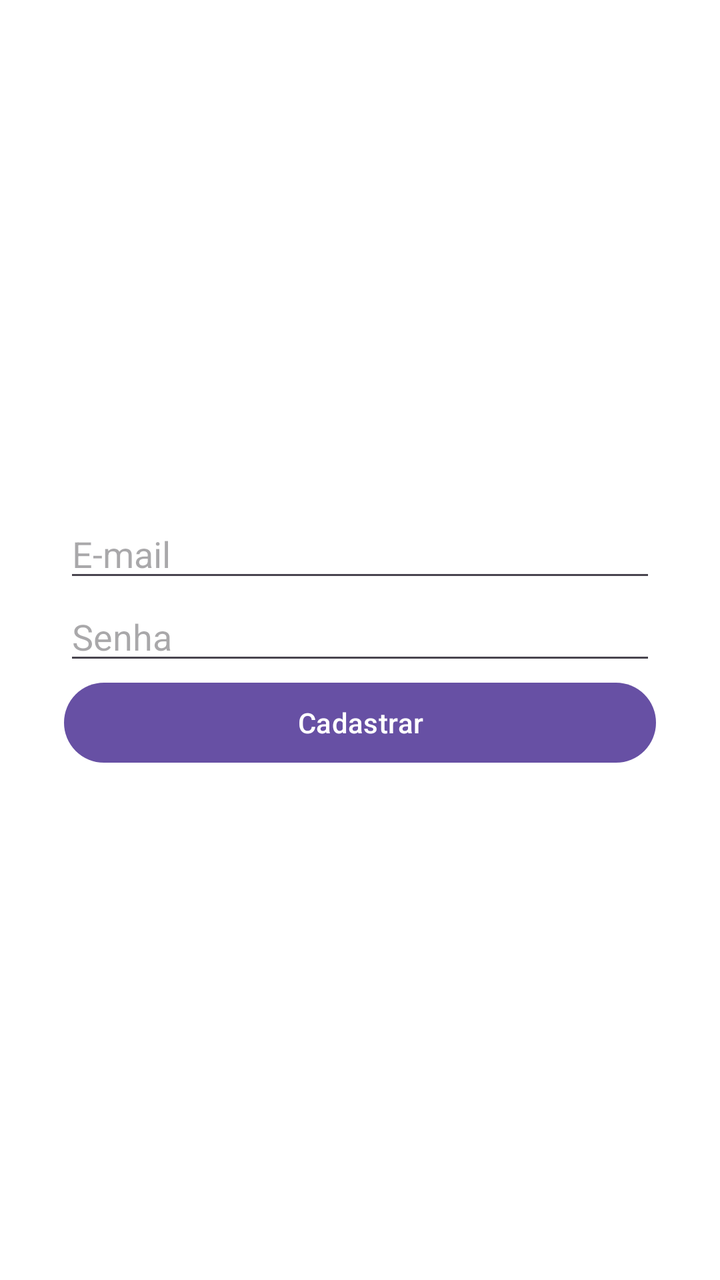
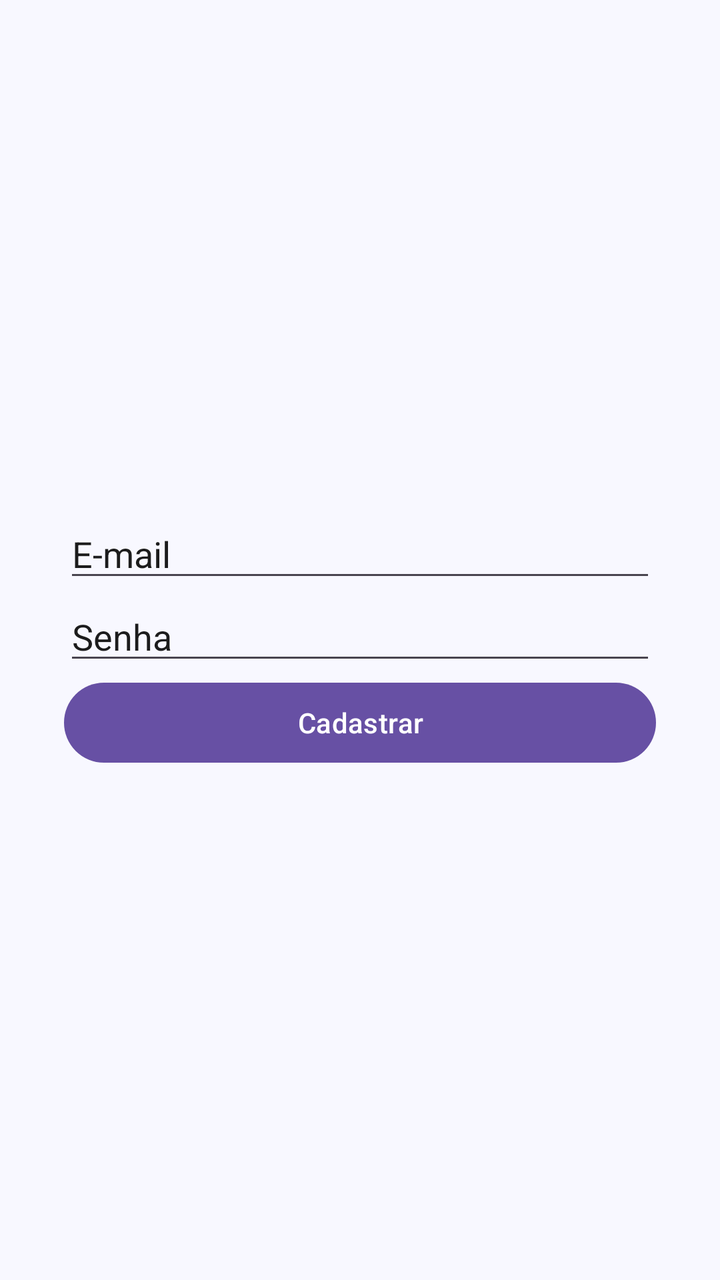

Screens rendered from an Android XML layout before and after an edit, with the pre-edit source and the edit as a unified diff.
<!-- AndroidManifest.xml: application theme Theme.BaixadaSegura -->
<!-- res/layout/activity_cadastro.xml -->
<?xml version="1.0" encoding="utf-8"?>
<LinearLayout xmlns:android="http://schemas.android.com/apk/res/android"
    android:layout_width="match_parent"
    android:layout_height="match_parent"
    android:background="#FFFFFF"
    android:gravity="center"
    android:orientation="vertical"
    android:padding="32dp">

    <EditText
        android:id="@+id/edtEmail"
        android:layout_width="match_parent"
        android:layout_height="wrap_content"
        android:hint="E-mail"
        android:inputType="textEmailAddress" />

    <EditText
        android:id="@+id/edtSenha"
        android:layout_width="match_parent"
        android:layout_height="wrap_content"
        android:hint="Senha"
        android:inputType="textPassword" />

    <Button
        android:id="@+id/btnCadastrar"
        android:layout_width="match_parent"
        android:layout_height="wrap_content"
        android:text="Cadastrar" />

</LinearLayout>
<!-- resources referenced by this layout -->
<resources>
  <style name="Theme.BaixadaSegura" parent="Base.Theme.BaixadaSegura" />
  <style name="Base.Theme.BaixadaSegura" parent="Theme.Material3.DayNight.NoActionBar">
          
          
      </style>
</resources>

<!-- the commit's change to res/layout/activity_cadastro.xml (unified diff, before → after) -->
@@ -2,7 +2,7 @@
 <LinearLayout xmlns:android="http://schemas.android.com/apk/res/android"
     android:layout_width="match_parent"
     android:layout_height="match_parent"
-    android:background="#FFFFFF"
+    android:background="#F8F8FF"
     android:gravity="center"
     android:orientation="vertical"
     android:padding="32dp">
@@ -12,14 +12,18 @@
         android:layout_width="match_parent"
         android:layout_height="wrap_content"
         android:hint="E-mail"
-        android:inputType="textEmailAddress" />
+        android:inputType="textEmailAddress"
+        android:textColor="#1C1C1C"
+        android:textColorHint="#1C1C1C" />
 
     <EditText
         android:id="@+id/edtSenha"
         android:layout_width="match_parent"
         android:layout_height="wrap_content"
         android:hint="Senha"
-        android:inputType="textPassword" />
+        android:inputType="textPassword"
+        android:textColor="#1C1C1C"
+        android:textColorHint="#1C1C1C" />
 
     <Button
         android:id="@+id/btnCadastrar"
